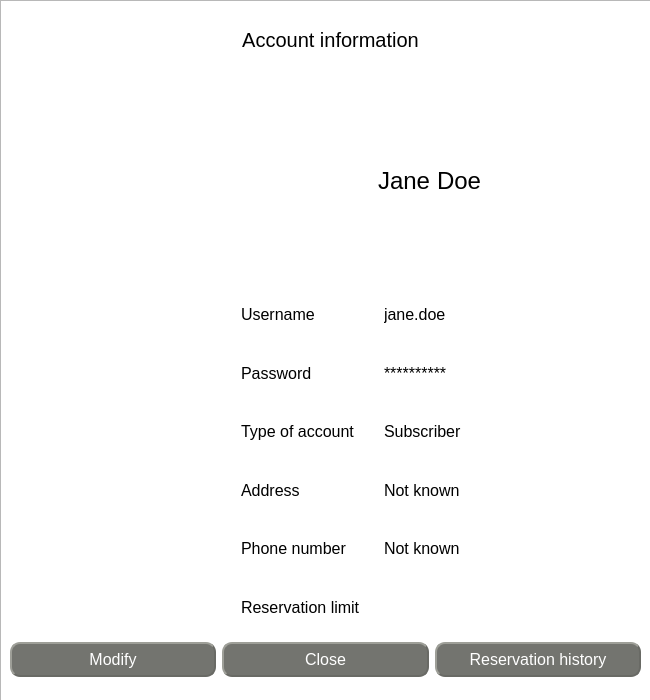
The window that source/myaccount.ui (sophieham/Glybook) describes before a commit, drawn with Qt 5.
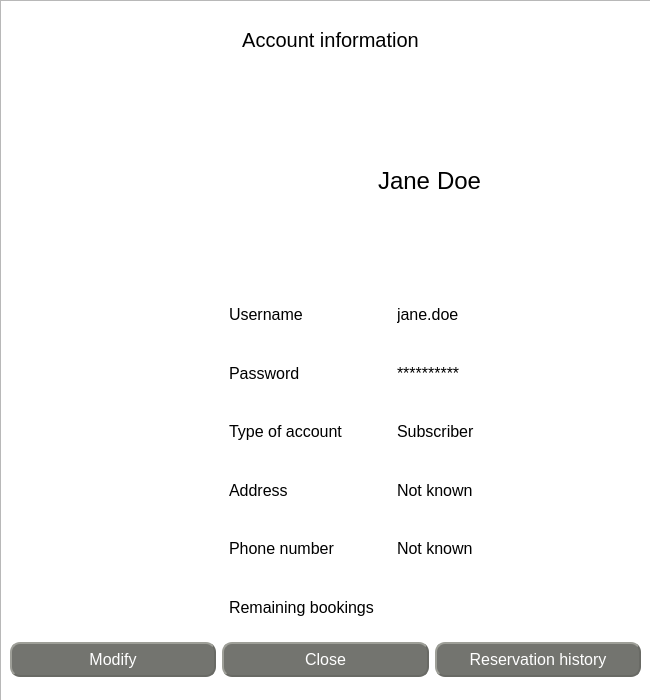
The same window after the commit. Icons and pictures are not drawn.

```diff
--- a/source/myaccount.ui
+++ b/source/myaccount.ui
@@ -299,7 +299,7 @@
 </string>
       </property>
       <property name="text">
-       <string>Reservation limit</string>
+       <string>Remaining bookings</string>
       </property>
      </widget>
     </item>
```
